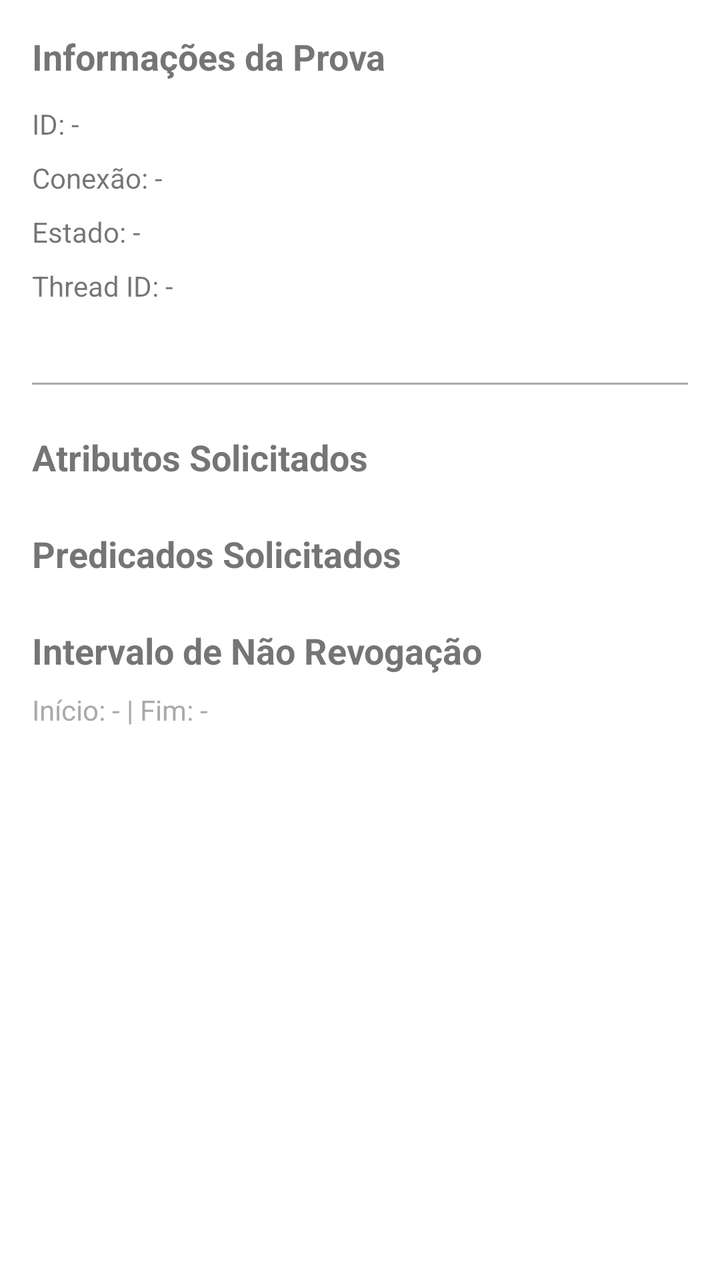
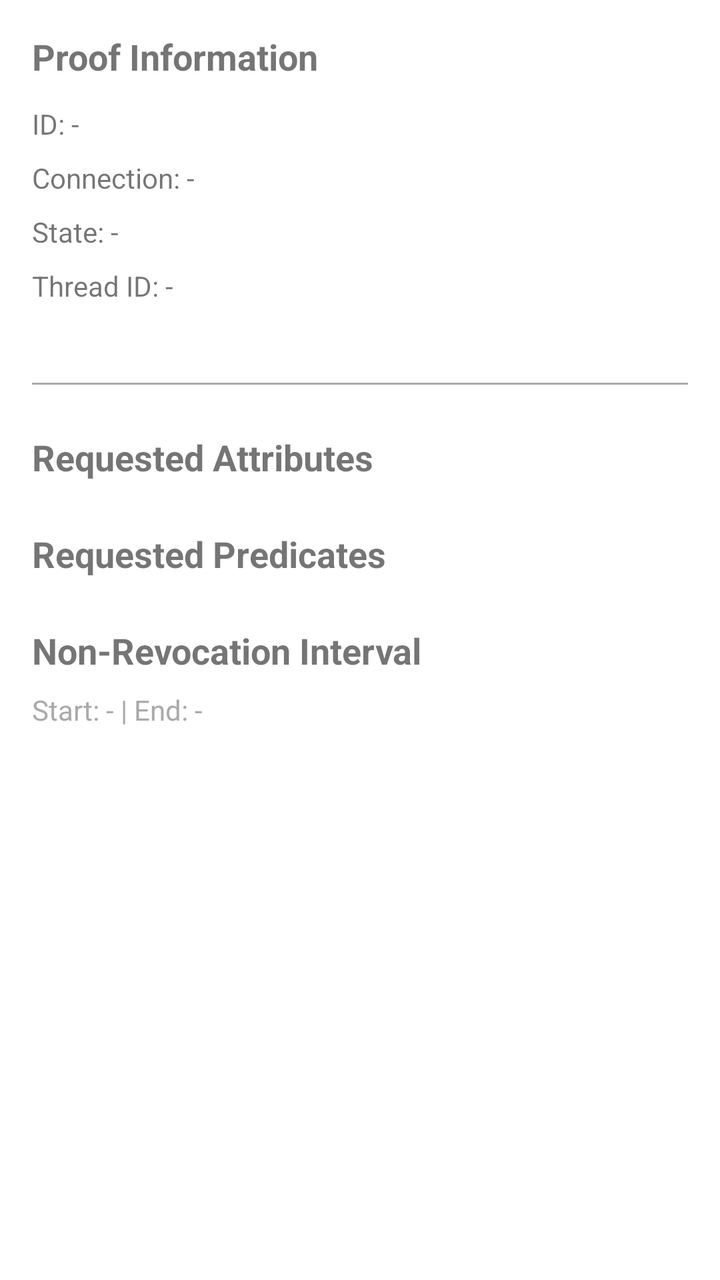

Compare the two renders of this Android layout. The source of the first and the diff that turns it into the second are given below.
<!-- AndroidManifest.xml: activity theme AppTheme.NoActionBar -->
<!-- res/layout/proof_detail.xml -->
<?xml version="1.0" encoding="utf-8"?>
<ScrollView xmlns:android="http://schemas.android.com/apk/res/android"
    android:padding="16dp"
    android:layout_width="match_parent"
    android:layout_height="match_parent">

    <LinearLayout
        android:id="@+id/proofContainer"
        android:orientation="vertical"
        android:layout_width="match_parent"
        android:layout_height="wrap_content">

        <TextView
            android:text="Informações da Prova"
            android:textStyle="bold"
            android:textSize="18sp"
            android:paddingBottom="8dp"
            android:layout_width="match_parent"
            android:layout_height="wrap_content"/>

        <TextView
            android:id="@+id/proofId"
            android:text="ID: -"
            android:paddingVertical="4dp"
            android:layout_width="match_parent"
            android:layout_height="wrap_content"/>

        <TextView
            android:id="@+id/connectionId"
            android:text="Conexão: -"
            android:paddingVertical="4dp"
            android:layout_width="match_parent"
            android:layout_height="wrap_content"/>

        <TextView
            android:id="@+id/state"
            android:text="Estado: -"
            android:paddingVertical="4dp"
            android:layout_width="match_parent"
            android:layout_height="wrap_content"/>

        <TextView
            android:id="@+id/threadId"
            android:text="Thread ID: -"
            android:paddingVertical="4dp"
            android:layout_width="match_parent"
            android:layout_height="wrap_content"/>

        <TextView
            android:id="@+id/verified"
            android:text=""
            android:paddingVertical="4dp"
            android:layout_width="match_parent"
            android:layout_height="wrap_content"/>


        <View
            android:layout_width="match_parent"
            android:layout_height="1dp"
            android:background="@android:color/darker_gray"
            android:layout_marginVertical="8dp"/>


        <TextView
            android:id="@+id/attributesHeader"
            android:layout_width="match_parent"
            android:layout_height="wrap_content"
            android:text="Atributos Solicitados"
            android:textStyle="bold"
            android:textSize="18sp"
            android:paddingTop="16dp"
            android:paddingBottom="8dp" />

        <LinearLayout
            android:id="@+id/attributesContainer"
            android:layout_width="match_parent"
            android:layout_height="wrap_content"
            android:orientation="vertical" />

        <TextView
            android:id="@+id/predicatesHeader"
            android:layout_width="match_parent"
            android:layout_height="wrap_content"
            android:text="Predicados Solicitados"
            android:textStyle="bold"
            android:textSize="18sp"
            android:paddingTop="16dp"
            android:paddingBottom="8dp" />

        <LinearLayout
            android:id="@+id/predicatesContainer"
            android:layout_width="match_parent"
            android:layout_height="wrap_content"
            android:orientation="vertical" />

        <TextView
            android:id="@+id/nonRevokedHeader"
            android:layout_width="match_parent"
            android:layout_height="wrap_content"
            android:text="Intervalo de Não Revogação"
            android:textStyle="bold"
            android:textSize="18sp"
            android:paddingTop="16dp"
            android:paddingBottom="8dp" />

        <TextView
            android:id="@+id/nonRevokedInterval"
            android:layout_width="match_parent"
            android:layout_height="wrap_content"
            android:text="Início: - | Fim: -"
            android:textColor="@android:color/darker_gray"
            android:paddingBottom="12dp" />

    </LinearLayout>
</ScrollView>
<!-- resources referenced by this layout -->
<resources>
  <style name="AppTheme.NoActionBar" parent="Theme.MaterialComponents.DayNight.NoActionBar">
          <item name="toolbarStyle">@style/WhiteToolbar</item>
      </style>
  <style name="WhiteToolbar" parent="Widget.AppCompat.Toolbar">
          <item name="titleTextColor">@android:color/white</item>
          <item name="navigationIconTint">@android:color/white</item>
          <item name="android:background">@color/teal_700</item>
      </style>
  <color name="teal_700">#00796B</color>
</resources>

<!-- the commit's change to res/layout/proof_detail.xml (unified diff, before → after) -->
@@ -11,7 +11,7 @@
         android:layout_height="wrap_content">
 
         <TextView
-            android:text="Informações da Prova"
+            android:text="Proof Information"
             android:textStyle="bold"
             android:textSize="18sp"
             android:paddingBottom="8dp"
@@ -27,14 +27,14 @@
 
         <TextView
             android:id="@+id/connectionId"
-            android:text="Conexão: -"
+            android:text="Connection: -"
             android:paddingVertical="4dp"
             android:layout_width="match_parent"
             android:layout_height="wrap_content"/>
 
         <TextView
             android:id="@+id/state"
-            android:text="Estado: -"
+            android:text="State: -"
             android:paddingVertical="4dp"
             android:layout_width="match_parent"
             android:layout_height="wrap_content"/>
@@ -65,7 +65,7 @@
             android:id="@+id/attributesHeader"
             android:layout_width="match_parent"
             android:layout_height="wrap_content"
-            android:text="Atributos Solicitados"
+            android:text="Requested Attributes"
             android:textStyle="bold"
             android:textSize="18sp"
             android:paddingTop="16dp"
@@ -81,7 +81,7 @@
             android:id="@+id/predicatesHeader"
             android:layout_width="match_parent"
             android:layout_height="wrap_content"
-            android:text="Predicados Solicitados"
+            android:text="Requested Predicates"
             android:textStyle="bold"
             android:textSize="18sp"
             android:paddingTop="16dp"
@@ -97,7 +97,7 @@
             android:id="@+id/nonRevokedHeader"
             android:layout_width="match_parent"
             android:layout_height="wrap_content"
-            android:text="Intervalo de Não Revogação"
+            android:text="Non-Revocation Interval"
             android:textStyle="bold"
             android:textSize="18sp"
             android:paddingTop="16dp"
@@ -107,7 +107,7 @@
             android:id="@+id/nonRevokedInterval"
             android:layout_width="match_parent"
             android:layout_height="wrap_content"
-            android:text="Início: - | Fim: -"
+            android:text="Start: - | End: -"
             android:textColor="@android:color/darker_gray"
             android:paddingBottom="12dp" />
 
